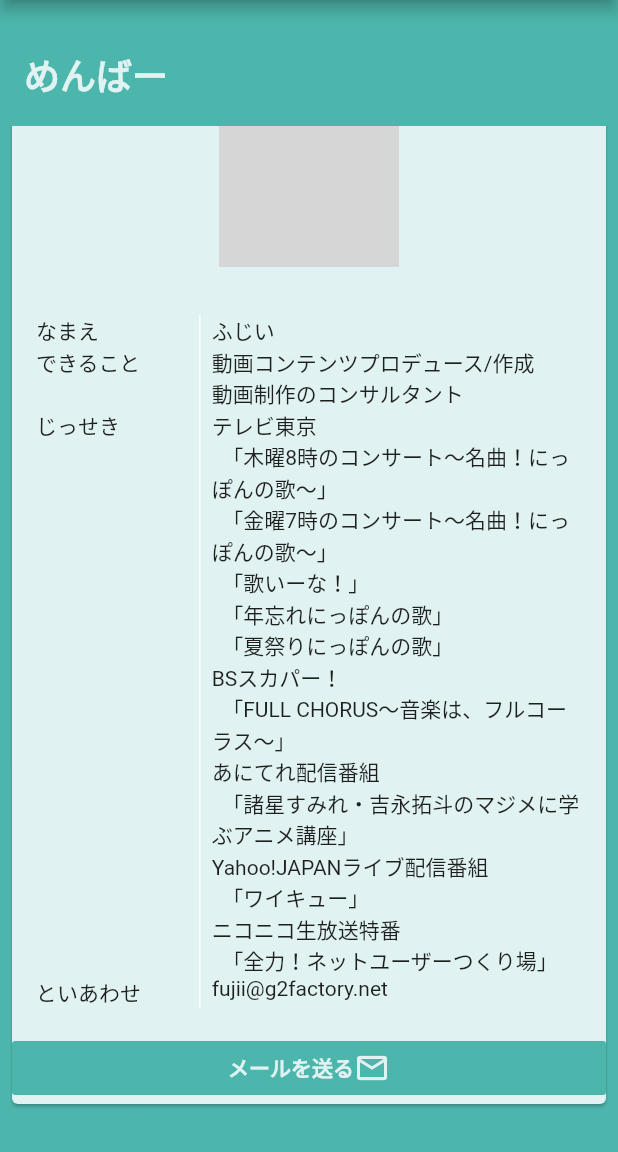
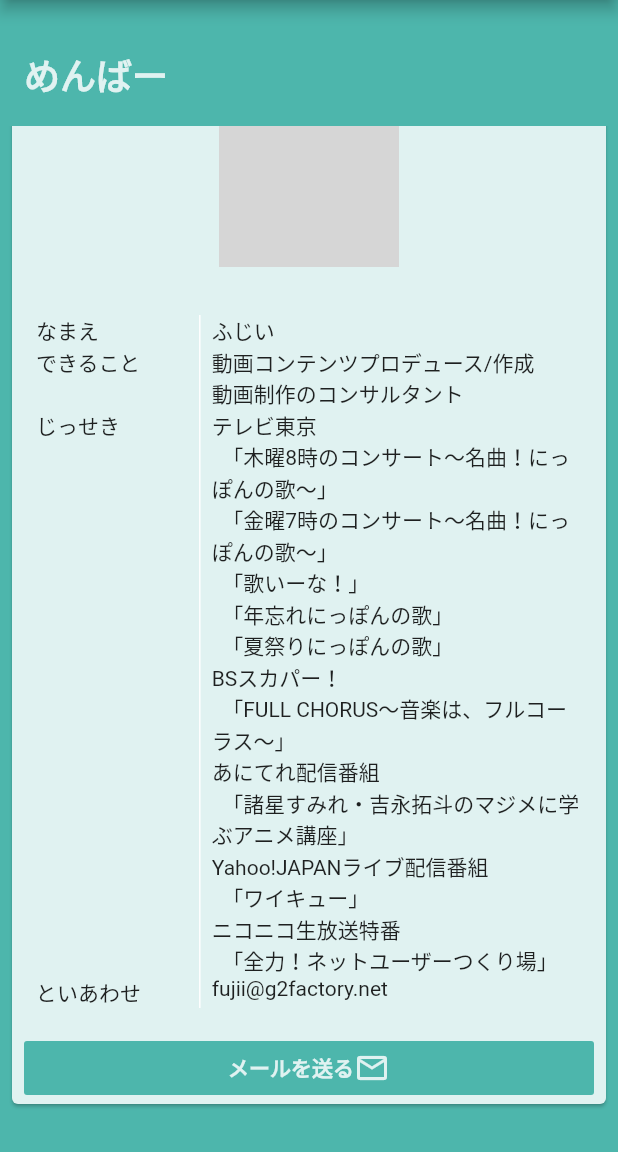
Before and after one commit to g2factory/g2factory.github.io, a Flutter app: the screen it shows after launch, scrolled down 458 dp, on a phone screen of 412 x 824 dp, the part 84-1236 px from its top. Run offline on Flutter 3.47's test engine with Material 2 defaults, Android fonts, the phone set to English and light mode, and no system bars; our stand-ins replace flutter_markdown; Roboto replaces fonts that are missing (Sriracha); grey boxes are pictures that could not be loaded.

Commit message:
buttonにpaddingをつける

```diff
--- a/lib/widget/member_detail_widget.dart
+++ b/lib/widget/member_detail_widget.dart
@@ -25,7 +25,9 @@ class MemberDetailWidget extends StatelessWidget {
               else
                 Column(
                     mainAxisSize: MainAxisSize.min, children: profileWidget()),
-              FlatButton(
+              Padding(
+                padding: const EdgeInsets.symmetric(horizontal: 8.0),
+                child: FlatButton(
                   onPressed: () async {
                     String subject = Uri.encodeFull('ホームページからのお問い合わせ');
                     String body = Uri.encodeFull('''お名前:\n要件:\nご連絡方法''');
@@ -50,6 +52,7 @@ class MemberDetailWidget extends StatelessWidget {
                     ],
                   ),
                   color: FrontConfig.mainColor.shade300),
+              ),
             ],
           ),
         ),
```
Also changed, not shown: pubspec.lock.
